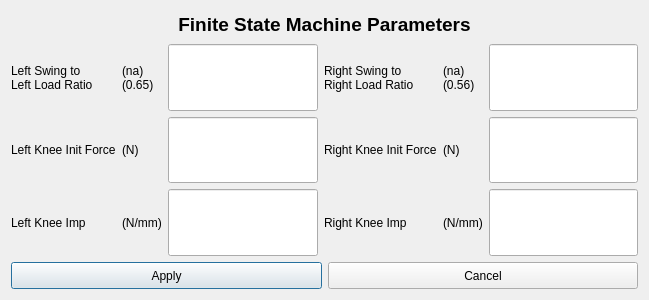
Before: the Qt Designer form exo_gui/UI/FSM_ParamWindow.ui in haolee21/ExoRPI4, drawn with Qt 5.
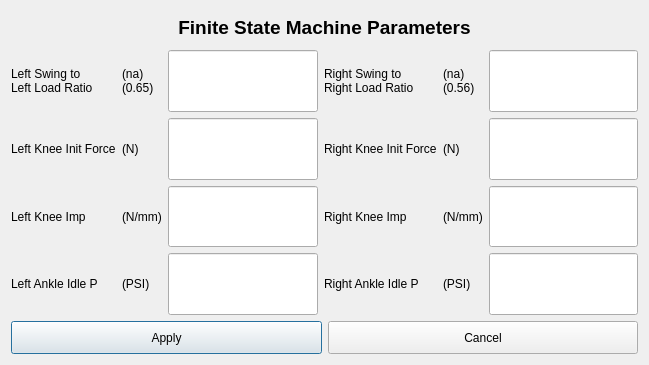
After: the same form once the commit is applied.

Diff of the .ui file:
```diff
--- a/exo_gui/UI/FSM_ParamWindow.ui
+++ b/exo_gui/UI/FSM_ParamWindow.ui
@@ -7,7 +7,7 @@
     <x>0</x>
     <y>0</y>
     <width>649</width>
-    <height>300</height>
+    <height>365</height>
    </rect>
   </property>
   <property name="windowTitle">
@@ -181,6 +181,54 @@
        </property>
       </widget>
      </item>
+     <item row="3" column="0">
+      <widget class="QLabel" name="label_14">
+       <property name="text">
+        <string>Left Ankle Idle P</string>
+       </property>
+      </widget>
+     </item>
+     <item row="3" column="1">
+      <widget class="QLabel" name="label_15">
+       <property name="text">
+        <string>(PSI)</string>
+       </property>
+      </widget>
+     </item>
+     <item row="3" column="2">
+      <widget class="QLineEdit" name="lineEdit_left_ank_idle_p">
+       <property name="sizePolicy">
+        <sizepolicy hsizetype="Expanding" vsizetype="Preferred">
+         <horstretch>0</horstretch>
+         <verstretch>0</verstretch>
+        </sizepolicy>
+       </property>
+      </widget>
+     </item>
+     <item row="3" column="3">
+      <widget class="QLabel" name="label_16">
+       <property name="text">
+        <string>Right Ankle Idle P</string>
+       </property>
+      </widget>
+     </item>
+     <item row="3" column="4">
+      <widget class="QLabel" name="label_17">
+       <property name="text">
+        <string>(PSI)</string>
+       </property>
+      </widget>
+     </item>
+     <item row="3" column="5">
+      <widget class="QLineEdit" name="lineEdit_right_ank_idle_p">
+       <property name="sizePolicy">
+        <sizepolicy hsizetype="Expanding" vsizetype="Preferred">
+         <horstretch>0</horstretch>
+         <verstretch>0</verstretch>
+        </sizepolicy>
+       </property>
+      </widget>
+     </item>
     </layout>
    </item>
    <item>
```
